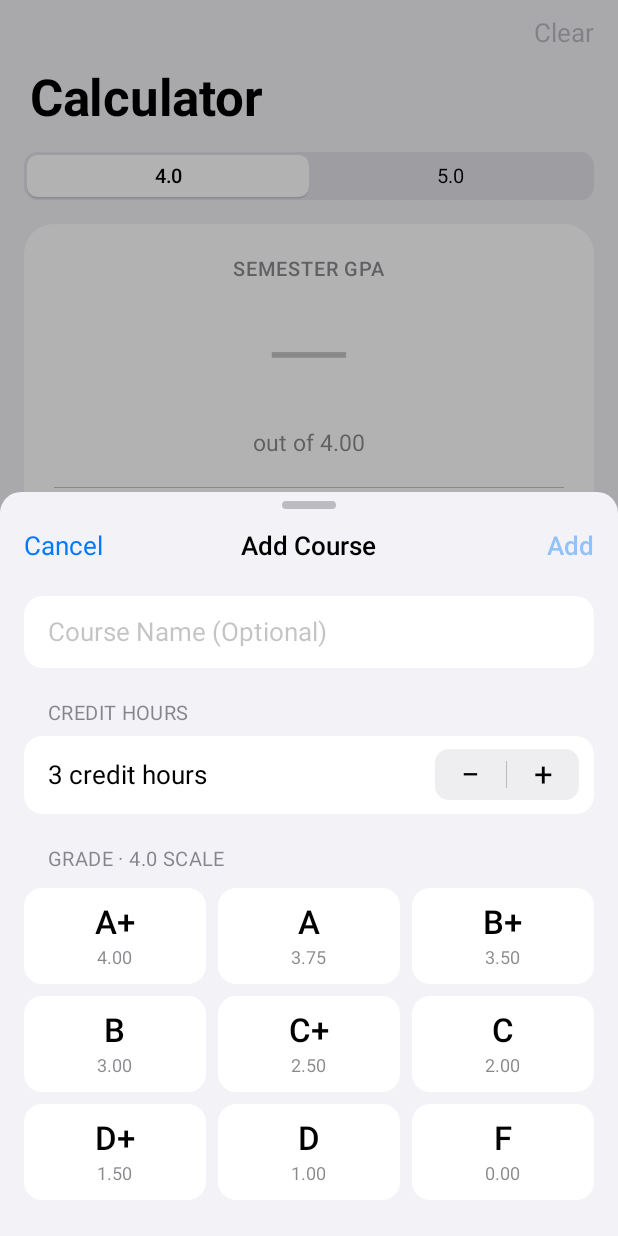
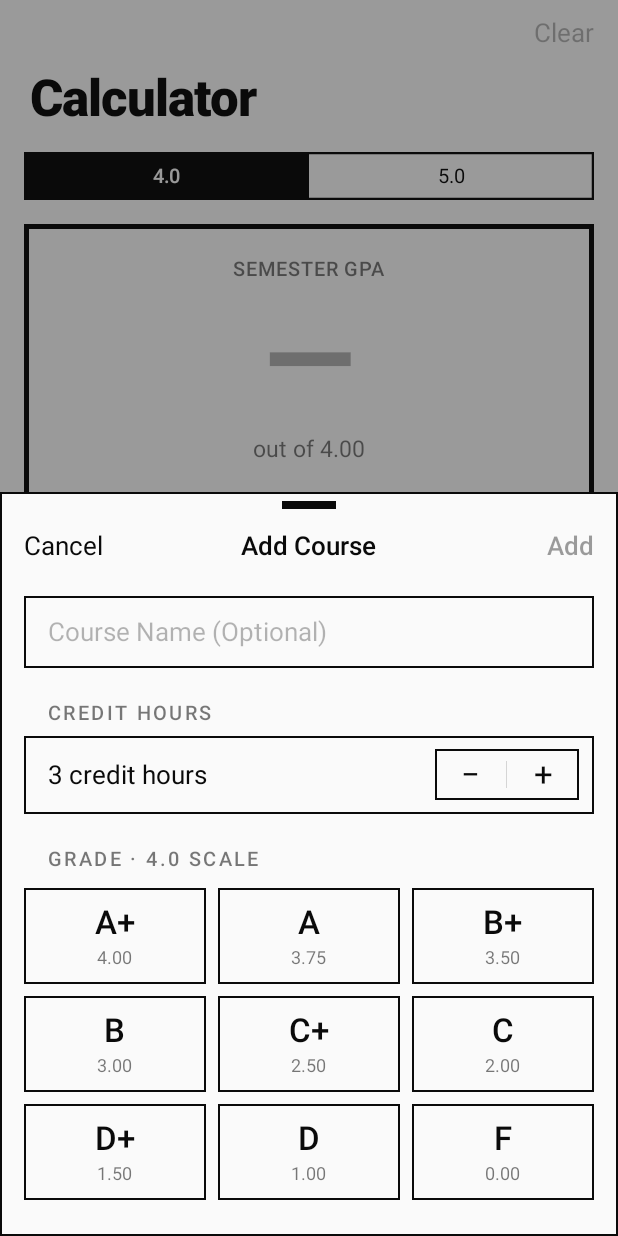
Before and after one commit to yibqq/F0rZxa, an Android app: the screen it shows after launch (MainActivity), after a tap on "Add Course", on a phone screen of 412 x 824 dp. Run offline under Robolectric (Android 15) with nearby library versions, the phone set to English and light mode, and no system bars.

Commit message:
Switch the app to a minimal black-and-white style
Monochrome palette with an inverted dark mode, square outlined cards and
controls, and bold display type. Red is kept only for destructive actions.

Co-Authored-By: Claude Opus 5.5 <noreply@anthropic.com>
Claude-Session: https://claude.ai/code/session_011xo2VUD7CRckMaPcGUAxDn

```diff
--- a/gpa-calculator/app/src/main/java/com/gpacalculator/ui/CalculatorScreen.java
+++ b/gpa-calculator/app/src/main/java/com/gpacalculator/ui/CalculatorScreen.java
@@ -261,7 +261,7 @@ final class CalculatorScreen {
         name.setText(title);
         detail.setText(credits);
         grade.setText(course.grade.code());
-        grade.setTextColor(activity.getColor(course.grade == Grade.F ? R.color.destructive : R.color.tint));
+        grade.setTextColor(activity.getColor(R.color.tint));
         row.findViewById(R.id.row_separator).setVisibility(index == 0 ? View.GONE : View.VISIBLE);
         row.findViewById(R.id.course_row).setContentDescription(
                 activity.getString(R.string.cd_course_row, title, credits, course.grade.code()));
--- a/gpa-calculator/app/src/main/java/com/gpacalculator/ui/DetailActivity.java
+++ b/gpa-calculator/app/src/main/java/com/gpacalculator/ui/DetailActivity.java
@@ -135,7 +135,7 @@ public final class DetailActivity extends Activity {
             ((TextView) row.findViewById(R.id.course_detail)).setText(detail);
             TextView grade = row.findViewById(R.id.course_grade);
             grade.setText(c.grade.code());
-            grade.setTextColor(getColor(c.grade == Grade.F ? R.color.destructive : R.color.tint));
+            grade.setTextColor(getColor(R.color.tint));
             inner.setContentDescription(getString(R.string.cd_course_row, title, detail, c.grade.code()));
             courses.addView(row);
         }
--- a/gpa-calculator/app/src/main/java/com/gpacalculator/ui/widget/IosSwitch.java
+++ b/gpa-calculator/app/src/main/java/com/gpacalculator/ui/widget/IosSwitch.java
@@ -51,7 +51,7 @@ public final class IosSwitch extends View {
     public IosSwitch(Context context, AttributeSet attrs) {
         super(context, attrs);
         offColor = context.getColor(R.color.switch_off);
-        onColor = context.getColor(R.color.success);
+        onColor = context.getColor(R.color.tint);
         thumbPaint.setColor(context.getColor(R.color.switch_thumb));
         shadowPaint.setColor(context.getColor(R.color.shadow));
         trackWidth = Dimens.dpF(context, 51);
@@ -117,7 +117,7 @@ public final class IosSwitch extends View {
 
         rect.set(left, top, left + trackWidth, top + trackHeight);
         trackPaint.setColor((int) argb.evaluate(p, offColor, onColor));
-        canvas.drawRoundRect(rect, trackHeight / 2f, trackHeight / 2f, trackPaint);
+        canvas.drawRect(rect, trackPaint);
 
         float d = trackHeight - 2 * pad;
         float thumbW = d + press * stretch;
@@ -129,9 +129,8 @@ public final class IosSwitch extends View {
         rect.set(thumbLeft, top + pad, thumbLeft + thumbW, top + pad + d);
 
         rect.offset(0, shadowOffset);
-        canvas.drawRoundRect(rect, d / 2f, d / 2f, shadowPaint);
         rect.offset(0, -shadowOffset);
-        canvas.drawRoundRect(rect, d / 2f, d / 2f, thumbPaint);
+        canvas.drawRect(rect, thumbPaint);
     }
 
     @Override
--- a/gpa-calculator/app/src/main/java/com/gpacalculator/ui/widget/SegmentedControl.java
+++ b/gpa-calculator/app/src/main/java/com/gpacalculator/ui/widget/SegmentedControl.java
@@ -28,6 +28,7 @@ public final class SegmentedControl extends View {
     private final Paint shadowPaint = new Paint(Paint.ANTI_ALIAS_FLAG);
     private final Paint textPaint = new Paint(Paint.ANTI_ALIAS_FLAG);
     private final Paint selectedTextPaint = new Paint(Paint.ANTI_ALIAS_FLAG);
+    private final Paint borderPaint = new Paint(Paint.ANTI_ALIAS_FLAG);
     private final RectF rect = new RectF();
     private final float radius;
     private final float thumbRadius;
@@ -51,14 +52,17 @@ public final class SegmentedControl extends View {
 
     public SegmentedControl(Context context, AttributeSet attrs) {
         super(context, attrs);
-        radius = Dimens.dpF(context, 9);
-        thumbRadius = Dimens.dpF(context, 7);
-        inset = Dimens.dpF(context, 2);
+        radius = 0f;
+        thumbRadius = 0f;
+        inset = 0f;
         shadowOffset = Dimens.dpF(context, 1);
 
         trackPaint.setColor(context.getColor(R.color.segment_track));
         thumbPaint.setColor(context.getColor(R.color.segment_thumb));
         shadowPaint.setColor(context.getColor(R.color.shadow));
+        borderPaint.setStyle(Paint.Style.STROKE);
+        borderPaint.setStrokeWidth(Dimens.dpF(context, 1.5f));
+        borderPaint.setColor(context.getColor(R.color.outline));
 
         float textSize = Dimens.sp(context, 13);
         int label = context.getColor(R.color.label);
@@ -67,7 +71,7 @@ public final class SegmentedControl extends View {
         textPaint.setTextAlign(Paint.Align.CENTER);
         textPaint.setTypeface(Typeface.create("sans-serif", Typeface.NORMAL));
         selectedTextPaint.setTextSize(textSize);
-        selectedTextPaint.setColor(label);
+        selectedTextPaint.setColor(context.getColor(R.color.on_tint));
         selectedTextPaint.setTextAlign(Paint.Align.CENTER);
         selectedTextPaint.setTypeface(Typeface.create("sans-serif-medium", Typeface.NORMAL));
 
@@ -158,6 +162,9 @@ public final class SegmentedControl extends View {
         canvas.drawRoundRect(rect, thumbRadius, thumbRadius, shadowPaint);
         rect.offset(0, -shadowOffset);
         canvas.drawRoundRect(rect, thumbRadius, thumbRadius, thumbPaint);
+        float half = borderPaint.getStrokeWidth() / 2f;
+        rect.set(half, half, w - half, h - half);
+        canvas.drawRect(rect, borderPaint);
 
         Paint.FontMetrics fm = textPaint.getFontMetrics();
         float baseline = h / 2f - (fm.ascent + fm.descent) / 2f;
--- a/gpa-calculator/app/src/main/res/drawable/bg_alert.xml
+++ b/gpa-calculator/app/src/main/res/drawable/bg_alert.xml
@@ -1,5 +1,5 @@
 <?xml version="1.0" encoding="utf-8"?>
 <shape xmlns:android="http://schemas.android.com/apk/res/android" android:shape="rectangle">
     <solid android:color="@color/alert_bg" />
-    <corners android:radius="14dp" />
+    <stroke android:width="1.5dp" android:color="@color/outline" />
 </shape>
--- a/gpa-calculator/app/src/main/res/drawable/bg_banner.xml
+++ b/gpa-calculator/app/src/main/res/drawable/bg_banner.xml
@@ -1,5 +1,5 @@
 <?xml version="1.0" encoding="utf-8"?>
 <shape xmlns:android="http://schemas.android.com/apk/res/android" android:shape="rectangle">
     <solid android:color="@color/banner_bg" />
-    <corners android:radius="24dp" />
+    <corners android:radius="0dp" />
 </shape>
--- a/gpa-calculator/app/src/main/res/drawable/bg_button_primary.xml
+++ b/gpa-calculator/app/src/main/res/drawable/bg_button_primary.xml
@@ -1,5 +1,5 @@
 <?xml version="1.0" encoding="utf-8"?>
 <shape xmlns:android="http://schemas.android.com/apk/res/android" android:shape="rectangle">
     <solid android:color="@color/button_primary_fill" />
-    <corners android:radius="@dimen/button_radius" />
+    <corners android:radius="0dp" />
 </shape>
--- a/gpa-calculator/app/src/main/res/drawable/bg_card.xml
+++ b/gpa-calculator/app/src/main/res/drawable/bg_card.xml
@@ -1,5 +1,5 @@
 <?xml version="1.0" encoding="utf-8"?>
 <shape xmlns:android="http://schemas.android.com/apk/res/android" android:shape="rectangle">
     <solid android:color="@color/bg_card" />
-    <corners android:radius="@dimen/card_radius" />
+    <stroke android:width="1.5dp" android:color="@color/outline" />
 </shape>
--- a/gpa-calculator/app/src/main/res/drawable/bg_grade_badge.xml
+++ b/gpa-calculator/app/src/main/res/drawable/bg_grade_badge.xml
@@ -1,5 +1,5 @@
 <?xml version="1.0" encoding="utf-8"?>
 <shape xmlns:android="http://schemas.android.com/apk/res/android" android:shape="rectangle">
-    <solid android:color="@color/fill_tertiary" />
-    <corners android:radius="8dp" />
+    <solid android:color="@android:color/transparent" />
+    <stroke android:width="1.5dp" android:color="@color/outline" />
 </shape>
--- a/gpa-calculator/app/src/main/res/drawable/bg_handle.xml
+++ b/gpa-calculator/app/src/main/res/drawable/bg_handle.xml
@@ -1,5 +1,5 @@
 <?xml version="1.0" encoding="utf-8"?>
 <shape xmlns:android="http://schemas.android.com/apk/res/android" android:shape="rectangle">
     <solid android:color="@color/handle" />
-    <corners android:radius="3dp" />
+    <corners android:radius="0dp" />
 </shape>
--- a/gpa-calculator/app/src/main/res/drawable/bg_hero.xml
+++ b/gpa-calculator/app/src/main/res/drawable/bg_hero.xml
@@ -1,5 +1,5 @@
 <?xml version="1.0" encoding="utf-8"?>
 <shape xmlns:android="http://schemas.android.com/apk/res/android" android:shape="rectangle">
     <solid android:color="@color/bg_card" />
-    <corners android:radius="@dimen/hero_radius" />
+    <stroke android:width="3dp" android:color="@color/outline" />
 </shape>
--- a/gpa-calculator/app/src/main/res/drawable/bg_key.xml
+++ b/gpa-calculator/app/src/main/res/drawable/bg_key.xml
@@ -1,17 +1,17 @@
 <?xml version="1.0" encoding="utf-8"?>
 <selector xmlns:android="http://schemas.android.com/apk/res/android"
-    android:enterFadeDuration="120"
-    android:exitFadeDuration="180">
+    android:enterFadeDuration="100"
+    android:exitFadeDuration="160">
     <item android:state_selected="true">
         <shape android:shape="rectangle">
             <solid android:color="@color/tint" />
-            <corners android:radius="12dp" />
+            <stroke android:width="1.5dp" android:color="@color/outline" />
         </shape>
     </item>
     <item>
         <shape android:shape="rectangle">
             <solid android:color="@color/sheet_card" />
-            <corners android:radius="12dp" />
+            <stroke android:width="1.5dp" android:color="@color/outline" />
         </shape>
     </item>
 </selector>
--- a/gpa-calculator/app/src/main/res/drawable/bg_sheet.xml
+++ b/gpa-calculator/app/src/main/res/drawable/bg_sheet.xml
@@ -1,5 +1,5 @@
 <?xml version="1.0" encoding="utf-8"?>
 <shape xmlns:android="http://schemas.android.com/apk/res/android" android:shape="rectangle">
     <solid android:color="@color/sheet_bg" />
-    <corners android:topLeftRadius="14dp" android:topRightRadius="14dp" />
+    <stroke android:width="1.5dp" android:color="@color/outline" />
 </shape>
--- a/gpa-calculator/app/src/main/res/drawable/bg_sheet_card.xml
+++ b/gpa-calculator/app/src/main/res/drawable/bg_sheet_card.xml
@@ -1,5 +1,5 @@
 <?xml version="1.0" encoding="utf-8"?>
 <shape xmlns:android="http://schemas.android.com/apk/res/android" android:shape="rectangle">
     <solid android:color="@color/sheet_card" />
-    <corners android:radius="@dimen/card_radius" />
+    <stroke android:width="1.5dp" android:color="@color/outline" />
 </shape>
--- a/gpa-calculator/app/src/main/res/drawable/bg_stepper.xml
+++ b/gpa-calculator/app/src/main/res/drawable/bg_stepper.xml
@@ -1,5 +1,5 @@
 <?xml version="1.0" encoding="utf-8"?>
 <shape xmlns:android="http://schemas.android.com/apk/res/android" android:shape="rectangle">
-    <solid android:color="@color/fill_tertiary" />
-    <corners android:radius="9dp" />
+    <solid android:color="@android:color/transparent" />
+    <stroke android:width="1.5dp" android:color="@color/outline" />
 </shape>
--- a/gpa-calculator/app/src/main/res/drawable/ic_launcher_background.xml
+++ b/gpa-calculator/app/src/main/res/drawable/ic_launcher_background.xml
@@ -5,6 +5,6 @@
     android:viewportWidth="108"
     android:viewportHeight="108">
     <path
-        android:fillColor="#FF007AFF"
+        android:fillColor="#FF0A0A0A"
         android:pathData="M0,0h108v108h-108z" />
 </vector>
--- a/gpa-calculator/app/src/main/res/values-night/colors.xml
+++ b/gpa-calculator/app/src/main/res/values-night/colors.xml
@@ -1,33 +1,38 @@
 <?xml version="1.0" encoding="utf-8"?>
-<!-- iOS system colors, dark appearance. -->
+<!-- Monochrome palette, dark appearance (inverted). -->
 <resources>
-    <color name="bg_grouped">#000000</color>
-    <color name="bg_card">#1C1C1E</color>
-    <color name="sheet_bg">#1C1C1E</color>
-    <color name="sheet_card">#2C2C2E</color>
-    <color name="alert_bg">#F2252527</color>
-    <color name="bar_bg">#F0121214</color>
+    <color name="bg_grouped">#0A0A0A</color>
+    <color name="bg_card">#0A0A0A</color>
+    <color name="sheet_bg">#0A0A0A</color>
+    <color name="sheet_card">#0A0A0A</color>
+    <color name="alert_bg">#0A0A0A</color>
+    <color name="bar_bg">#F50A0A0A</color>
 
-    <color name="label">#FFFFFF</color>
-    <color name="label_secondary">#99EBEBF5</color>
-    <color name="label_tertiary">#4DEBEBF5</color>
-    <color name="separator">#A6545458</color>
+    <color name="label">#FAFAFA</color>
+    <color name="label_secondary">#8CFAFAFA</color>
+    <color name="label_tertiary">#4DFAFAFA</color>
+    <color name="separator">#33FAFAFA</color>
+    <color name="outline">#FAFAFA</color>
 
-    <color name="tint">#0A84FF</color>
+    <color name="tint">#FAFAFA</color>
     <color name="destructive">#FF453A</color>
-    <color name="success">#30D158</color>
+    <color name="success">#FAFAFA</color>
+    <color name="on_tint">#0A0A0A</color>
+    <color name="on_tint_secondary">#B30A0A0A</color>
 
-    <color name="fill_tertiary">#3D767680</color>
-    <color name="row_pressed">#3A3A3C</color>
-    <color name="tab_inactive">#8E8E93</color>
+    <color name="fill_tertiary">#1FFAFAFA</color>
+    <color name="row_pressed">#1FFAFAFA</color>
+    <color name="tab_inactive">#80FAFAFA</color>
 
-    <color name="segment_track">#3D767680</color>
-    <color name="segment_thumb">#636366</color>
-    <color name="switch_off">#39393D</color>
-    <color name="shadow">#33000000</color>
+    <color name="segment_track">#0A0A0A</color>
+    <color name="segment_thumb">#FAFAFA</color>
+    <color name="switch_off">#33FAFAFA</color>
+    <color name="switch_thumb">#0A0A0A</color>
 
-    <color name="scrim">#80000000</color>
-    <color name="banner_bg">#F23A3A3C</color>
-    <color name="handle">#4DEBEBF5</color>
+    <color name="scrim">#99000000</color>
+    <color name="banner_bg">#FAFAFA</color>
+    <color name="banner_text">#0A0A0A</color>
+    <color name="banner_action">#0A0A0A</color>
+    <color name="handle">#FAFAFA</color>
     <color name="nav_bar_legacy">#00000000</color>
 </resources>
--- a/gpa-calculator/app/src/main/res/values/colors.xml
+++ b/gpa-calculator/app/src/main/res/values/colors.xml
@@ -1,38 +1,39 @@
 <?xml version="1.0" encoding="utf-8"?>
-<!-- iOS system colors, light appearance. -->
+<!-- Monochrome palette, light appearance. Red is kept only for destructive actions. -->
 <resources>
-    <color name="bg_grouped">#F2F2F7</color>
-    <color name="bg_card">#FFFFFF</color>
-    <color name="sheet_bg">#F2F2F7</color>
-    <color name="sheet_card">#FFFFFF</color>
-    <color name="alert_bg">#F5F2F2F7</color>
-    <color name="bar_bg">#F2F9F9F9</color>
+    <color name="bg_grouped">#FAFAFA</color>
+    <color name="bg_card">#FAFAFA</color>
+    <color name="sheet_bg">#FAFAFA</color>
+    <color name="sheet_card">#FAFAFA</color>
+    <color name="alert_bg">#FAFAFA</color>
+    <color name="bar_bg">#F5FAFAFA</color>
 
-    <color name="label">#000000</color>
-    <color name="label_secondary">#993C3C43</color>
-    <color name="label_tertiary">#4D3C3C43</color>
-    <color name="separator">#4A3C3C43</color>
+    <color name="label">#0A0A0A</color>
+    <color name="label_secondary">#8C0A0A0A</color>
+    <color name="label_tertiary">#4D0A0A0A</color>
+    <color name="separator">#260A0A0A</color>
+    <color name="outline">#0A0A0A</color>
 
-    <color name="tint">#007AFF</color>
-    <color name="destructive">#FF3B30</color>
-    <color name="success">#34C759</color>
-    <color name="on_tint">#FFFFFF</color>
-    <color name="on_tint_secondary">#CCFFFFFF</color>
+    <color name="tint">#0A0A0A</color>
+    <color name="destructive">#D70015</color>
+    <color name="success">#0A0A0A</color>
+    <color name="on_tint">#FAFAFA</color>
+    <color name="on_tint_secondary">#B3FAFAFA</color>
 
-    <color name="fill_tertiary">#1F767680</color>
-    <color name="row_pressed">#D1D1D6</color>
-    <color name="tab_inactive">#999999</color>
+    <color name="fill_tertiary">#140A0A0A</color>
+    <color name="row_pressed">#140A0A0A</color>
+    <color name="tab_inactive">#990A0A0A</color>
 
-    <color name="segment_track">#1F767680</color>
-    <color name="segment_thumb">#FFFFFF</color>
-    <color name="switch_off">#E9E9EA</color>
-    <color name="switch_thumb">#FFFFFF</color>
-    <color name="shadow">#1F000000</color>
+    <color name="segment_track">#FAFAFA</color>
+    <color name="segment_thumb">#0A0A0A</color>
+    <color name="switch_off">#1F0A0A0A</color>
+    <color name="switch_thumb">#FAFAFA</color>
+    <color name="shadow">#00000000</color>
 
-    <color name="scrim">#4D000000</color>
-    <color name="banner_bg">#F21C1C1E</color>
-    <color name="banner_text">#FFFFFF</color>
-    <color name="banner_action">#64D2FF</color>
-    <color name="handle">#4D3C3C43</color>
+    <color name="scrim">#660A0A0A</color>
+    <color name="banner_bg">#0A0A0A</color>
+    <color name="banner_text">#FAFAFA</color>
+    <color name="banner_action">#FAFAFA</color>
+    <color name="handle">#0A0A0A</color>
     <color name="nav_bar_legacy">#33000000</color>
 </resources>
--- a/gpa-calculator/app/src/main/res/values/dimens.xml
+++ b/gpa-calculator/app/src/main/res/values/dimens.xml
@@ -6,9 +6,9 @@
     <dimen name="tab_bar_height">50dp</dimen>
     <dimen name="row_height">48dp</dimen>
     <dimen name="row_padding">16dp</dimen>
-    <dimen name="card_radius">12dp</dimen>
-    <dimen name="hero_radius">20dp</dimen>
-    <dimen name="button_radius">14dp</dimen>
+    <dimen name="card_radius">0dp</dimen>
+    <dimen name="hero_radius">0dp</dimen>
+    <dimen name="button_radius">0dp</dimen>
     <dimen name="hairline">0.5dp</dimen>
     <dimen name="section_gap">28dp</dimen>
 </resources>
--- a/gpa-calculator/app/src/main/res/values/styles.xml
+++ b/gpa-calculator/app/src/main/res/values/styles.xml
@@ -8,9 +8,9 @@
     </style>
 
     <style name="Text.LargeTitle">
+        <item name="android:fontFamily">sans-serif-black</item>
         <item name="android:textSize">34sp</item>
-        <item name="android:textStyle">bold</item>
-        <item name="android:letterSpacing">-0.005</item>
+        <item name="android:letterSpacing">-0.02</item>
     </style>
 
     <style name="Text.NavTitle">
@@ -45,7 +45,8 @@
         <item name="android:textSize">13sp</item>
         <item name="android:textColor">@color/label_secondary</item>
         <item name="android:textAllCaps">true</item>
-        <item name="android:letterSpacing">0.02</item>
+        <item name="android:fontFamily">sans-serif-medium</item>
+        <item name="android:letterSpacing">0.12</item>
         <item name="android:paddingStart">16dp</item>
         <item name="android:paddingEnd">16dp</item>
         <item name="android:layout_marginTop">@dimen/section_gap</item>
@@ -63,9 +64,10 @@
     </style>
 
     <style name="Text.Hero">
-        <item name="android:fontFamily">sans-serif-light</item>
-        <item name="android:textSize">76sp</item>
-        <item name="android:letterSpacing">-0.02</item>
+        <item name="android:fontFamily">sans-serif</item>
+        <item name="android:textStyle">bold</item>
+        <item name="android:textSize">80sp</item>
+        <item name="android:letterSpacing">-0.04</item>
         <item name="android:fontFeatureSettings">tnum</item>
     </style>
 
```
